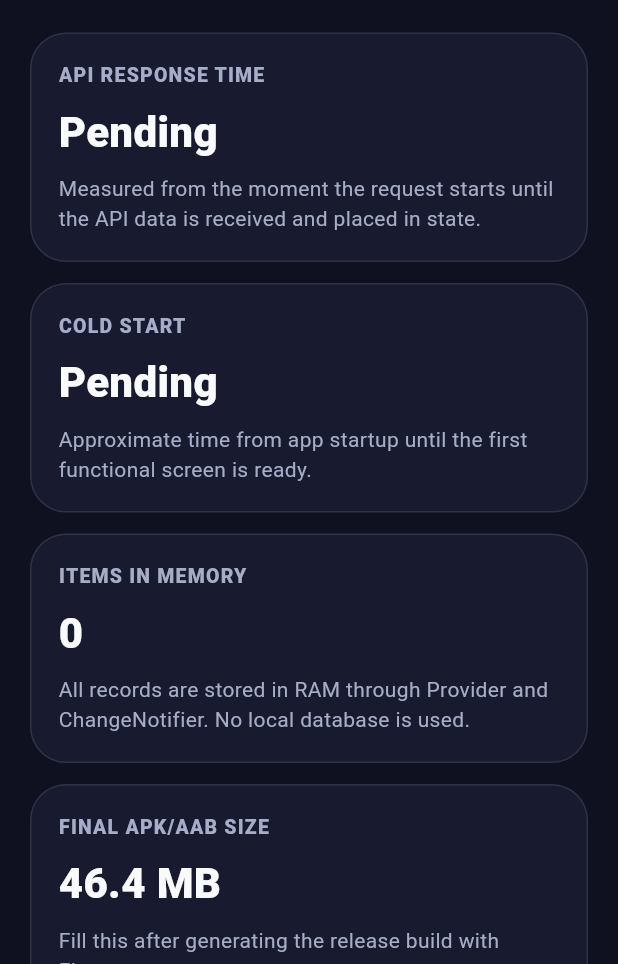
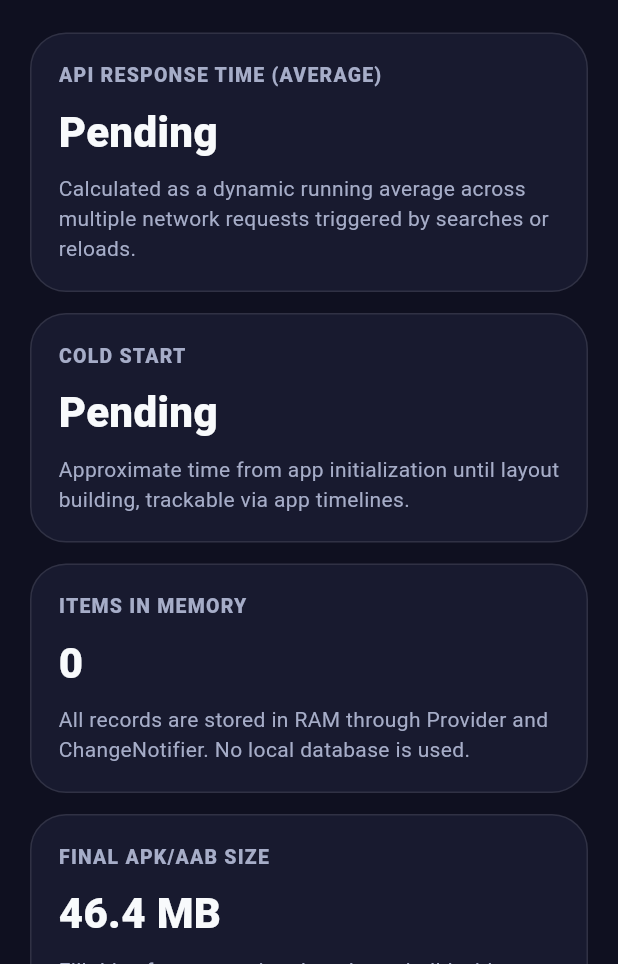
Before and after one commit to ElviFlo/showly-mobile-comparison, a Flutter app: the screen it shows after launch, after a tap on "Metrics", on a phone screen of 412 x 824 dp, the part 272-1236 px from its top. Run offline on Flutter 3.47's test engine with Material 3 defaults, Android fonts, the phone set to English and light mode, and no system bars; network calls fail; Roboto replaces fonts that are missing (Arial).

Commit message:
promediar tiempo de API e implementar marcas de profiling en Flutter

```diff
--- a/showly_flutter/lib/features/shows/presentation/screens/metrics_screen.dart
+++ b/showly_flutter/lib/features/shows/presentation/screens/metrics_screen.dart
@@ -40,20 +40,20 @@ class MetricsScreen extends StatelessWidget {
             ),
             const SizedBox(height: 22),
             MetricCard(
-              label: 'API response time',
+              label: 'API response time (Average)',
               value: provider.apiResponseTimeMs != null
-                  ? '${provider.apiResponseTimeMs} ms'
+                  ? '${provider.apiResponseTimeMs!.toStringAsFixed(0)} ms'
                   : 'Pending',
               helper:
-                  'Measured from the moment the request starts until the API data is received and placed in state.',
+                  'Calculated as a dynamic running average across multiple network requests triggered by searches or reloads.',
             ),
             MetricCard(
               label: 'Cold start',
               value: provider.coldStartTimeMs != null
-                  ? '${provider.coldStartTimeMs} ms'
+                  ? '${provider.coldStartTimeMs!.toStringAsFixed(0)} ms'
                   : 'Pending',
               helper:
-                  'Approximate time from app startup until the first functional screen is ready.',
+                  'Approximate time from app initialization until layout building, trackable via app timelines.',
             ),
             MetricCard(
               label: 'Items in memory',
@@ -75,9 +75,9 @@ class MetricsScreen extends StatelessWidget {
             ),
             const MetricCard(
               label: 'Interface fluidity',
-              value: 'Manual review',
+              value: 'DevTools Monitored',
               helper:
-                  'Evaluate scroll behavior, navigation smoothness, filters, forms and visual stability during CRUD interactions.',
+                  'FPS metrics and framework widget build lifecycles are formally tracked using Dart Developer Profiling Timelines.',
             ),
           ],
         ),
--- a/showly_flutter/lib/features/shows/presentation/state/shows_provider.dart
+++ b/showly_flutter/lib/features/shows/presentation/state/shows_provider.dart
@@ -1,3 +1,5 @@
+import 'dart:developer'
+    as developer;
 import 'package:flutter/material.dart';
 
 import '../../../../core/utils/performance.dart';
@@ -27,6 +29,9 @@ class ShowsProvider extends ChangeNotifier {
   List<Show> _shows = [];
   bool _isLoading = false;
   String? _error;
+
+  double _totalApiResponseTimeMs = 0.0;
+  int _apiExecutionCount = 0;
   double? _apiResponseTimeMs;
   double? _coldStartTimeMs;
 
@@ -42,12 +47,21 @@ class ShowsProvider extends ChangeNotifier {
       _error = null;
       notifyListeners();
 
+      developer.Timeline.startSync('Showly_Fetch_TvMaze_API');
+
       final requestStartedAt = nowMs();
       final loadedShows = await getShowsUseCase.execute();
       final requestEndedAt = nowMs();
 
+      developer.Timeline.finishSync();
+
       _shows = loadedShows;
-      _apiResponseTimeMs = roundMetric(requestEndedAt - requestStartedAt);
+
+      _apiExecutionCount++;
+      _totalApiResponseTimeMs += (requestEndedAt - requestStartedAt);
+      _apiResponseTimeMs = roundMetric(
+        _totalApiResponseTimeMs / _apiExecutionCount,
+      );
 
       final firstFunctionalScreenAt = nowMs();
       _coldStartTimeMs = roundMetric(firstFunctionalScreenAt - _appStartedAt);
@@ -57,6 +71,11 @@ class ShowsProvider extends ChangeNotifier {
     } catch (e) {
       _error = e.toString();
       _isLoading = false;
+
+      try {
+        developer.Timeline.finishSync();
+      } catch (_) {}
+
       notifyListeners();
     }
   }
@@ -74,13 +93,12 @@ class ShowsProvider extends ChangeNotifier {
       id: DateTime.now().millisecondsSinceEpoch,
       isLocal: true,
     );
-
     _shows = createShowUseCase.execute(_shows, newShow);
     notifyListeners();
   }
 
-  void updateShow(Show updatedShow) {
-    _shows = updateShowUseCase.execute(_shows, updatedShow);
+  void updateShow(Show show) {
+    _shows = updateShowUseCase.execute(_shows, show);
     notifyListeners();
   }
 
```
